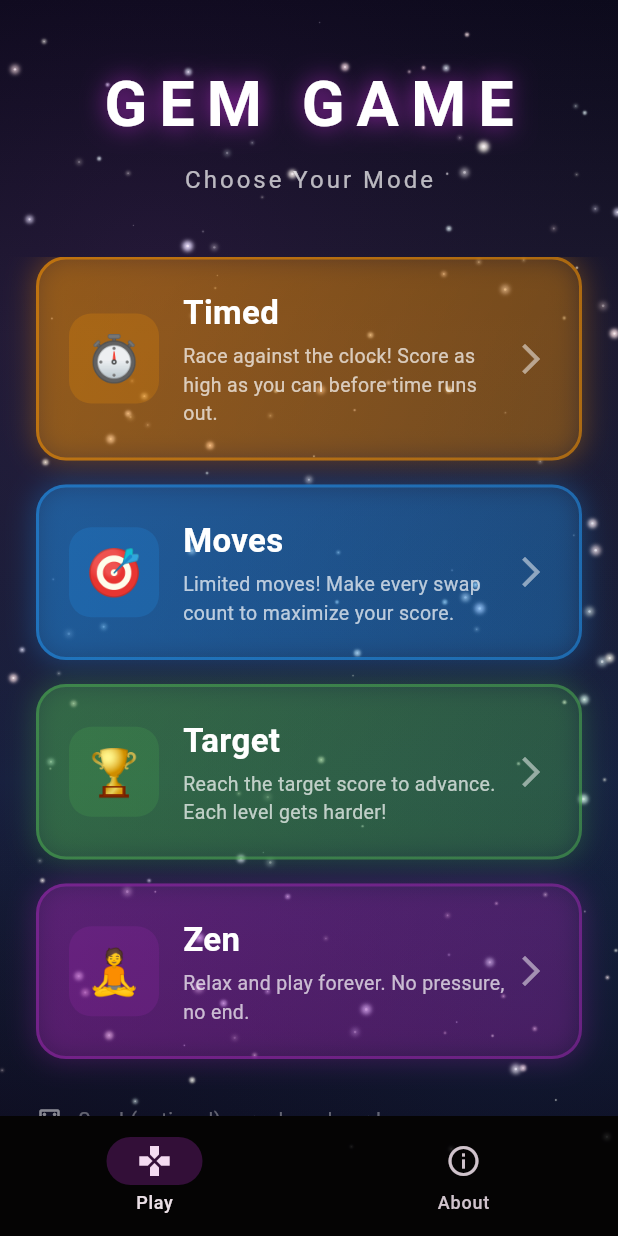
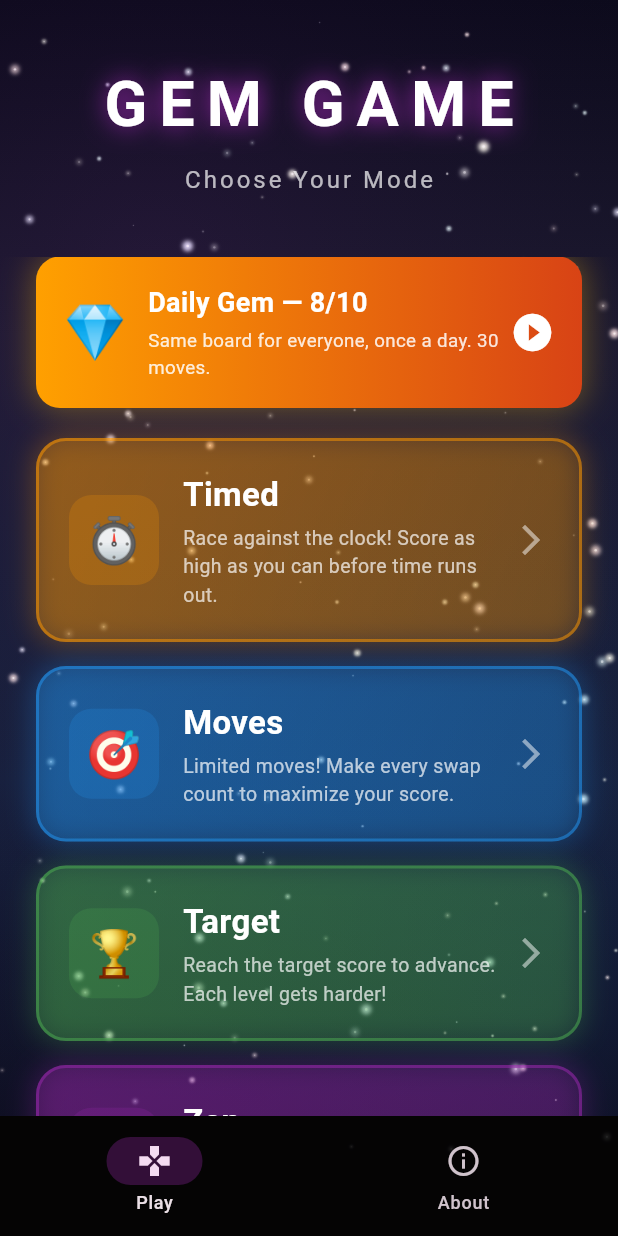
Before and after one commit to Positronic-AI/gems, a Flutter app: the screen it shows after launch, on a phone screen of 412 x 824 dp. Run offline on Flutter 3.47's test engine with Material 3 defaults, Android fonts, the phone set to English and light mode, and no system bars; our stand-ins replace package_info_plus, share_plus, shared_preferences.

Commit message:
v1.2.0 — Daily Gem: one board per day, same for everyone, zero backend
Seed derives from the date (FNV-1a of YYYY-MM-DD → the regular seed
space), so every device computes the same board offline — the game's
no-network privacy promise holds. Fixed arena (Moves, 30, 8x8; resize
locked during dailies). First completion of the day is your score;
replays are practice and say so. Share button composes plain text via
the OS share sheet (share_plus). Amber daily card on mode select with
played-state. Game-over card scrolls (Share button had pushed Main Menu
off-screen). Determinism unit-tested.

Co-Authored-By: Claude Fable 5 <noreply@anthropic.com>
Claude-Session: https://claude.ai/code/session_011EU1aMuTVFp89fY8JBiQ2b

```diff
--- a/lib/screens/game_screen.dart
+++ b/lib/screens/game_screen.dart
@@ -1,6 +1,7 @@
 import 'dart:async';
 import 'package:flutter/material.dart';
 import '../models/game_board.dart';
+import '../services/daily_gem.dart';
 import '../models/game_mode.dart';
 import '../widgets/combo_celebration.dart';
 import '../widgets/game_board_widget.dart';
@@ -10,11 +11,13 @@ import 'game_over_screen.dart';
 class GameScreen extends StatefulWidget {
   final GameMode mode;
   final int? seed; // null = random; set = reproducible board + refills
+  final bool isDaily; // Daily Gem: fixed size, score records once per day
 
   const GameScreen({
     super.key,
     required this.mode,
     this.seed,
+    this.isDaily = false,
   });
 
   @override
@@ -55,7 +58,9 @@ class _GameScreenState extends State<GameScreen>
   void initState() {
     super.initState();
     _currentMode = widget.mode;
-    _board = GameBoard(seed: widget.seed);
+    _board = widget.isDaily
+        ? GameBoard(size: DailyGem.gridSize, seed: widget.seed)
+        : GameBoard(seed: widget.seed);
     _initializeMode();
 
     _scoreAnimController = AnimationController(
@@ -228,6 +233,7 @@ class _GameScreenState extends State<GameScreen>
   }
 
   void _onSizeChange(int newSize) {
+    if (widget.isDaily) return; // Daily Gem is 8x8 for everyone — no resize
     setState(() {
       _board.resize(newSize);
       _displayScore = 0;
@@ -247,14 +253,17 @@ class _GameScreenState extends State<GameScreen>
           score: _displayScore,
           gridSize: _board.rows,
           seed: _board.seed,
+          isDaily: widget.isDaily,
           won: won,
           onPlayAgain: () {
             // Same seed: "play again" is a rematch on the same board.
             Navigator.pushReplacement(
               context,
               MaterialPageRoute(
-                builder: (context) =>
-                    GameScreen(mode: widget.mode, seed: _board.seed),
+                builder: (context) => GameScreen(
+                    mode: widget.mode,
+                    seed: _board.seed,
+                    isDaily: widget.isDaily),
               ),
             );
           },
--- a/lib/screens/mode_select_screen.dart
+++ b/lib/screens/mode_select_screen.dart
@@ -1,5 +1,6 @@
 import 'package:flutter/material.dart';
 import '../models/game_mode.dart';
+import '../services/daily_gem.dart';
 import '../widgets/starfield_background.dart';
 import 'game_screen.dart';
 
@@ -12,6 +13,15 @@ class ModeSelectScreen extends StatefulWidget {
 
 class _ModeSelectScreenState extends State<ModeSelectScreen> {
   final _seedCtrl = TextEditingController();
+  int? _dailyScore;
+
+  @override
+  void initState() {
+    super.initState();
+    DailyGem.todayScore().then((v) {
+      if (mounted) setState(() => _dailyScore = v);
+    });
+  }
 
   @override
   void dispose() {
@@ -63,6 +73,8 @@ class _ModeSelectScreenState extends State<ModeSelectScreen> {
                 child: ListView(
                   padding: const EdgeInsets.symmetric(horizontal: 24),
                   children: [
+                    _buildDailyCard(context),
+                    const SizedBox(height: 20),
                     _ModeCard(
                       mode: GameModeType.timed,
                       color: Colors.orange,
@@ -131,6 +143,78 @@ class _ModeSelectScreenState extends State<ModeSelectScreen> {
               ),
             ],
           ),
+        ),
+      ),
+    );
+  }
+
+  Widget _buildDailyCard(BuildContext context) {
+    final played = _dailyScore != null;
+    return GestureDetector(
+      onTap: () async {
+        await Navigator.push(
+          context,
+          MaterialPageRoute(
+            builder: (context) => GameScreen(
+              mode: const GameMode.moves(),
+              seed: DailyGem.seedFor(),
+              isDaily: true,
+            ),
+          ),
+        );
+        final v = await DailyGem.todayScore();
+        if (mounted) setState(() => _dailyScore = v);
+      },
+      child: Container(
+        padding: const EdgeInsets.all(18),
+        decoration: BoxDecoration(
+          gradient: LinearGradient(
+            colors: [Colors.amber.shade700, Colors.deepOrange.shade800],
+          ),
+          borderRadius: BorderRadius.circular(16),
+          boxShadow: [
+            BoxShadow(
+              color: Colors.amber.withOpacity(0.35),
+              blurRadius: 18,
+              spreadRadius: 1,
+            ),
+          ],
+        ),
+        child: Row(
+          children: [
+            const Text('💎', style: TextStyle(fontSize: 34)),
+            const SizedBox(width: 14),
+            Expanded(
+              child: Column(
+                crossAxisAlignment: CrossAxisAlignment.start,
+                children: [
+                  Text(
+                    'Daily Gem — ${DailyGem.displayDate()}',
+                    style: const TextStyle(
+                      fontSize: 18,
+                      fontWeight: FontWeight.bold,
+                      color: Colors.white,
+                    ),
+                  ),
+                  const SizedBox(height: 3),
+                  Text(
+                    played
+                        ? 'Your score: $_dailyScore  ·  tap to practice'
+                        : 'Same board for everyone, once a day. 30 moves.',
+                    style: TextStyle(
+                      fontSize: 12.5,
+                      color: Colors.white.withOpacity(0.85),
+                    ),
+                  ),
+                ],
+              ),
+            ),
+            Icon(
+              played ? Icons.check_circle : Icons.play_circle_fill,
+              color: Colors.white,
+              size: 30,
+            ),
+          ],
         ),
       ),
     );
--- /dev/null
+++ b/lib/services/daily_gem.dart
@@ -0,0 +1,58 @@
+import 'package:shared_preferences/shared_preferences.dart';
+
+/// Daily Gem: one board per calendar day, identical for every player on
+/// Earth, with ZERO backend — the seed derives deterministically from the
+/// date, so every device computes the same board offline. The game's
+/// "no network activity" privacy promise stays intact; sharing your score
+/// is a plain-text OS share sheet.
+class DailyGem {
+  /// The shared arena: Moves mode, 30 moves, 8x8. Fixed for comparability.
+  static const int gridSize = 8;
+
+  static DateTime today() => DateTime.now();
+
+  static String dateKey([DateTime? d]) {
+    final t = d ?? today();
+    return '${t.year.toString().padLeft(4, '0')}-'
+        '${t.month.toString().padLeft(2, '0')}-'
+        '${t.day.toString().padLeft(2, '0')}';
+  }
+
+  static String displayDate([DateTime? d]) {
+    final t = d ?? today();
+    return '${t.month}/${t.day}';
+  }
+
+  /// Deterministic date → seed. FNV-1a over the date string, folded into
+  /// the same 0..999999 space regular seeds use. Pure integer math — stable
+  /// on every platform Dart runs on.
+  static int seedFor([DateTime? d]) {
+    const fnvPrime = 0x01000193;
+    var hash = 0x811c9dc5;
+    for (final c in dateKey(d).codeUnits) {
+      hash = ((hash ^ c) * fnvPrime) & 0xFFFFFFFF;
+    }
+    return hash % 1000000;
+  }
+
+  /// First completion of the day is YOUR daily score (replays are practice —
+  /// they never overwrite it; that's what makes posted scores honest).
+  static Future<int?> todayScore() async {
+    final prefs = await SharedPreferences.getInstance();
+    if (prefs.getString('daily_date') != dateKey()) return null;
+    return prefs.getInt('daily_score');
+  }
+
+  static Future<bool> recordScore(int score) async {
+    final prefs = await SharedPreferences.getInstance();
+    if (prefs.getString('daily_date') == dateKey()) return false; // replay
+    await prefs.setString('daily_date', dateKey());
+    await prefs.setInt('daily_score', score);
+    return true;
+  }
+
+  static String shareText(int score) =>
+      '💎 Daily Gem ${displayDate()} — $score pts (s${seedFor()})\n'
+      'Same board, every player, once a day. Beat me:\n'
+      'https://play.google.com/store/apps/details?id=ai.positronic.gem_game';
+}
--- a/pubspec.yaml
+++ b/pubspec.yaml
@@ -2,7 +2,7 @@ name: gem_game
 description: "A colorful match-3 puzzle game"
 publish_to: 'none'
 
-version: 1.1.0+9
+version: 1.2.0+10
 
 environment:
   sdk: ^3.10.0
@@ -27,6 +27,7 @@ dependencies:
 
   # Open URLs (GitHub link)
   url_launcher: ^6.3.1
+  share_plus: ^12.0.2
 
 dev_dependencies:
   flutter_test:
```
Also changed, not shown: lib/screens/game_over_screen.dart (+32 -1 lines), pubspec.lock, 4 other files.
